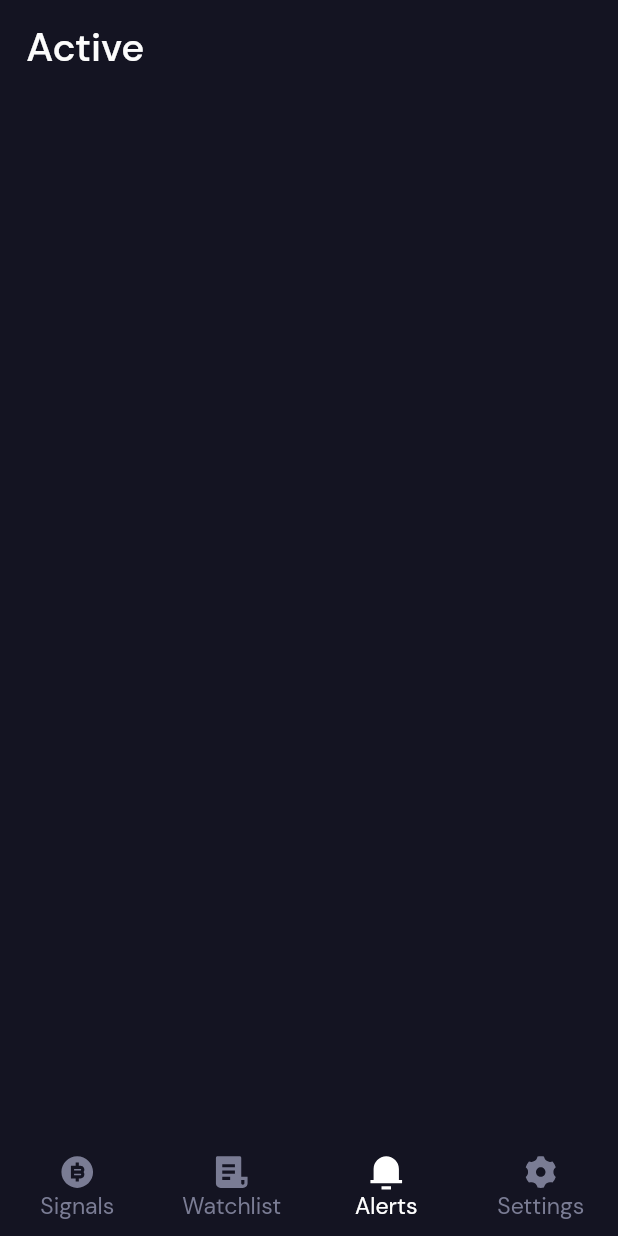
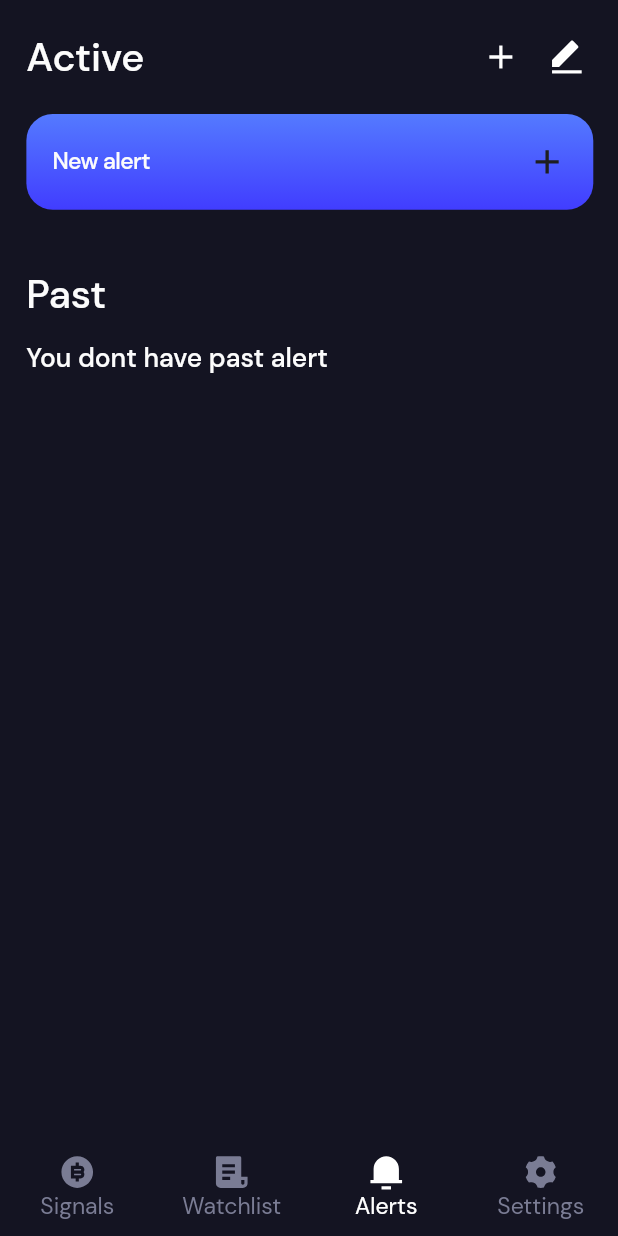
Before and after one commit to crtdevapplications/cryptoSignal, a Flutter app: the HomePage screen opened directly, item 3 of the bottom bar chosen, on a phone screen of 412 x 824 dp. Run offline on Flutter 3.47's test engine with Material 2 defaults, Android fonts, the phone set to English and light mode, and no system bars; our stand-ins replace flutter_screenutil, flutter_svg.

Commit message:
started working at alerts page implementation

```diff
--- a/lib/main.dart
+++ b/lib/main.dart
@@ -24,8 +24,8 @@ class MyApp extends StatelessWidget {
             DefaultMaterialLocalizations.delegate,
           ],
           home:
-           LoginPage(),
-          // HomePage(),
+           // LoginPage(),
+          HomePage(),
           debugShowCheckedModeBanner: false,
         ));
   }
--- a/lib/pages/alerts/alerts_page.dart
+++ b/lib/pages/alerts/alerts_page.dart
@@ -1,3 +1,4 @@
+import 'package:crypto_signal_app/pages/alerts/alert_edit_page.dart';
 import 'package:flutter/cupertino.dart';
 import 'package:flutter/gestures.dart';
 import 'package:flutter/material.dart';
@@ -11,6 +12,8 @@ import 'package:crypto_signal_app/pages/settings/privacy_policy_page.dart';
 import 'package:crypto_signal_app/pages/settings/how_to_use_app_page.dart';
 import 'package:crypto_signal_app/pages/settings/calculate_gain_page.dart';
 
+import 'add_to_alerts_page.dart';
+
 class AlertsPage extends StatefulWidget {
   const AlertsPage({Key? key}) : super(key: key);
 
@@ -20,23 +23,169 @@ class AlertsPage extends StatefulWidget {
 
 class _AlertsPageState extends State<AlertsPage> {
   late bool temporalBool;
-
+  late bool anotherBool;
   @override
   void initState() {
     temporalBool = false;
+    anotherBool = false;
     super.initState();
   }
 
   @override
   Widget build(BuildContext context) {
     return Padding(
-          padding: EdgeInsets.only(left: 16.w, right: 15.w, top: 12.h),
+      padding: EdgeInsets.only(top: 12.h),
       child: Column(
         mainAxisSize: MainAxisSize.min,
         crossAxisAlignment: CrossAxisAlignment.start,
         mainAxisAlignment: MainAxisAlignment.start,
         children: [
+          Container(
+            height: 38.h,
+            child: Padding(
+              padding: EdgeInsets.only(
+                left: 16.w,
+                right: 11.w,
+              ),
+              child: Row(
+                mainAxisSize: MainAxisSize.min,
+                mainAxisAlignment: MainAxisAlignment.start,
+                crossAxisAlignment: CrossAxisAlignment.center,
+                children: [
                   Text('Active', style: textStyleHeader),
+                  Spacer(),
+                  if (temporalBool == false)
+                    Row(
+                      mainAxisSize: MainAxisSize.min,
+                      mainAxisAlignment: MainAxisAlignment.start,
+                      crossAxisAlignment: CrossAxisAlignment.center,
+                      children: [
+                        CupertinoButton(
+                          child: Container(
+                            color: Colors.transparent,
+                            child: SvgPicture.asset(
+                              'assets/plus.svg',
+                              color: Colors.white,
+                              height: 24.r,
+                              width: 24.r,
+                            ),
+                          ),
+                          onPressed: () {
+                            Navigator.push(
+                              context,
+                              MaterialPageRoute<void>(
+                                builder: (context) => const AddToAlertsPage(),
+                              ),
+                            );
+                          },
+                          padding: EdgeInsets.zero,
+                        ),
+                        CupertinoButton(
+                          child: Container(
+                            color: Colors.transparent,
+                            child: SvgPicture.asset(
+                              'assets/edit.svg',
+                              color: Colors.white,
+                              height: 24.r,
+                              width: 24.r,
+                            ),
+                          ),
+                          onPressed: () {
+                            Navigator.push(
+                              context,
+                              MaterialPageRoute<void>(
+                                builder: (context) => const AlertEditPage(),
+                              ),
+                            );
+                          },
+                          padding: EdgeInsets.zero,
+                        ),
+                      ],
+                    )
+                ],
+              ),
+            ),
+          ),
+          SizedBox(
+            height: 12.h,
+          ),
+          if (temporalBool == false)
+            Padding(
+              padding: EdgeInsets.only(
+                left: 16.w,
+                right: 15.w,
+              ),
+              child: CupertinoButton(
+                onPressed: () {
+                  Navigator.push(
+                    context,
+                    MaterialPageRoute<void>(
+                      builder: (context) => const AddToAlertsPage(),
+                    ),
+                  );
+                },
+                padding: EdgeInsets.zero,
+                child: Container(
+                  height: 52.h,
+                  width: double.infinity,
+                  decoration: BoxDecoration(
+                      gradient: LinearGradient(
+                          begin: Alignment.topCenter,
+                          end: Alignment.bottomCenter,
+                          colors: [buttonGradientStart, buttonGradientEnd]),
+                      borderRadius: BorderRadius.circular(16.r)),
+                  child: Padding(
+                    padding: EdgeInsets.symmetric(horizontal: 16.w),
+                    child: Row(
+                      mainAxisSize: MainAxisSize.min,
+                      crossAxisAlignment: CrossAxisAlignment.center,
+                      mainAxisAlignment: MainAxisAlignment.start,
+                      children: [
+                        Text(
+                          'New alert',
+                          style: textButtonStyle,
+                        ),
+                        const Spacer(),
+                        SvgPicture.asset(
+                          'assets/plus.svg',
+                          height: 24.r,
+                          width: 24.r,
+                          color: svgPicturesColor,
+                        )
+                      ],
+                    ),
+                  ),
+                ),
+              ),
+            ),
+          SizedBox(
+            height: 32.h,
+          ),
+          Padding(
+            padding: EdgeInsets.only(
+              left: 16.w,
+              right: 15.w,
+            ),
+            child: Column(
+              mainAxisSize: MainAxisSize.min,
+              crossAxisAlignment: CrossAxisAlignment.start,
+              mainAxisAlignment: MainAxisAlignment.start,
+              children: [
+                Text(
+                  'Past',
+                  style: textStyleHeader,
+                ),
+                SizedBox(
+                  height: 12.h,
+                ),
+                if(anotherBool == false)
+                Text(
+                  'You dont have past alert',
+                  style: textStyleWhite,
+                ),
+              ],
+            ),
+          )
         ],
       ),
     );
```
Also changed, not shown: lib/pages/alerts/add_to_alerts_page.dart (added, +43 -0 lines), lib/pages/alerts/alert_crypto_widget.dart (added, +59 -0 lines), lib/pages/alerts/alert_edit_page.dart (added, +69 -0 lines), lib/pages/login_page/login_page_tabbar.dart (+19 -13 lines), lib/pages/watchlist/watchlist_page.dart (+9 -3 lines), assets/edit.svg (added). Lines whose indentation alone changed are shown as unchanged.
